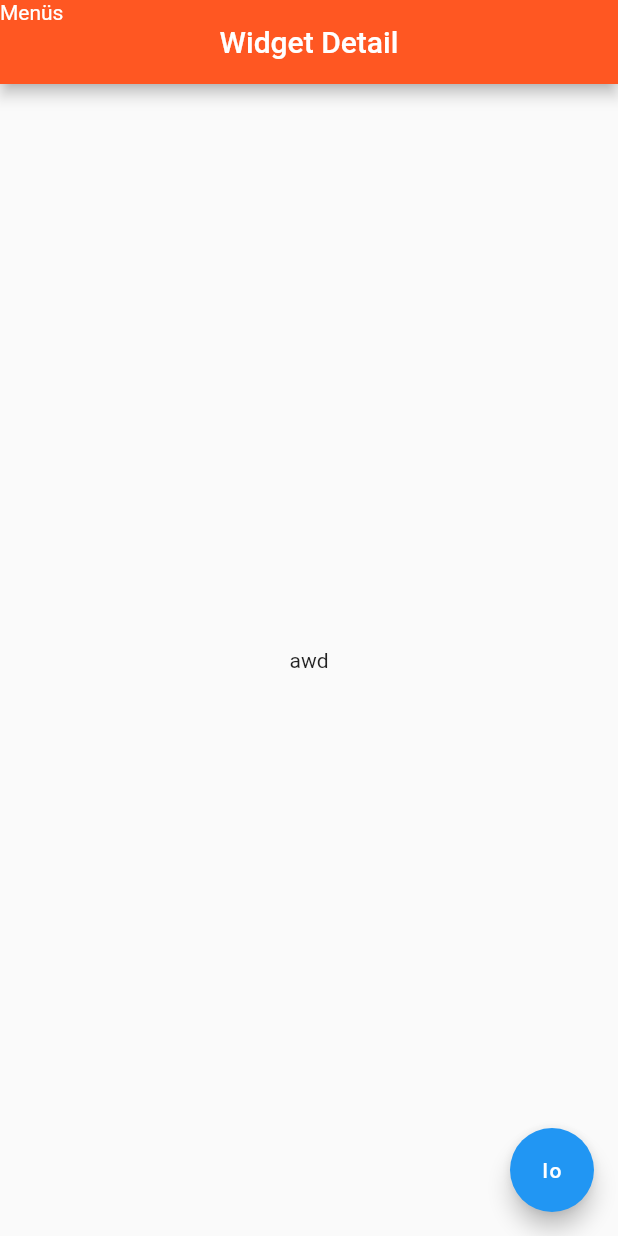
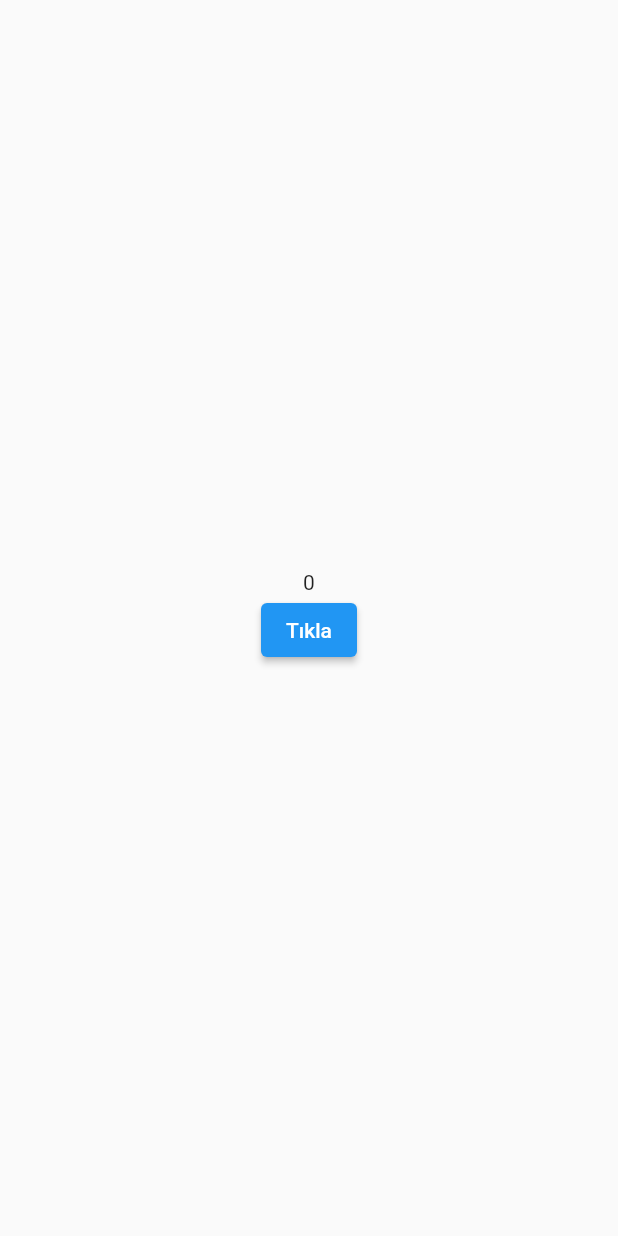
Before and after one commit to OguzhanDemircioglu/flutterfirst, a Flutter app: the screen it shows after launch, on a phone screen of 412 x 824 dp. Run offline on Flutter 3.47's test engine with Material 2 defaults, Android fonts, the phone set to English and light mode, and no system bars.

Commit message:
statefull Widget

```diff
--- a/lib/main.dart
+++ b/lib/main.dart
@@ -1,7 +1,7 @@
 import 'package:flutter/material.dart';
 
 void main() {
-  runApp(const WidgetDetail());
+  runApp(const Test());
 }
 
 class WidgetDetail extends StatelessWidget {
@@ -17,14 +17,49 @@ class WidgetDetail extends StatelessWidget {
         backgroundColor: Colors.deepOrange,
         leading: const Text("Menüs"),
       ),
-          body: const Center(
-              child: Text("awd")
-          ),
+      body: const Center(child: Text("awd")),
       floatingActionButton: FloatingActionButton(
-            onPressed: ()  {},
+        onPressed: () {},
         child: const Text("lo"),
       ),
     ));
+  }
+}
+
+class Test extends StatefulWidget {
+  const Test({super.key});
+
+  @override
+  State<Test> createState() => _TestState();
+}
+
+class _TestState extends State<Test> {
+  bool _isPressed = false;
+  int _count = 0;
+
+  @override
+  Widget build(BuildContext context) {
+    return MaterialApp(
+      home: Scaffold(
+        body: Center(
+          child: Column(
+            mainAxisAlignment: MainAxisAlignment.center,
+            children: [
+              Text(_count.toString()),
+              ElevatedButton(
+                onPressed: () {
+                  setState(() {
+                    _isPressed = !_isPressed;
+                    _count++;
+                  });
+                },
+                child: Text(_isPressed ? 'Clicked!' : 'Tıkla'),
+              ),
+            ],
+          ),
+        ),
+      ),
+    );
   }
 }
 
```
Lines whose indentation alone changed are shown as unchanged.
